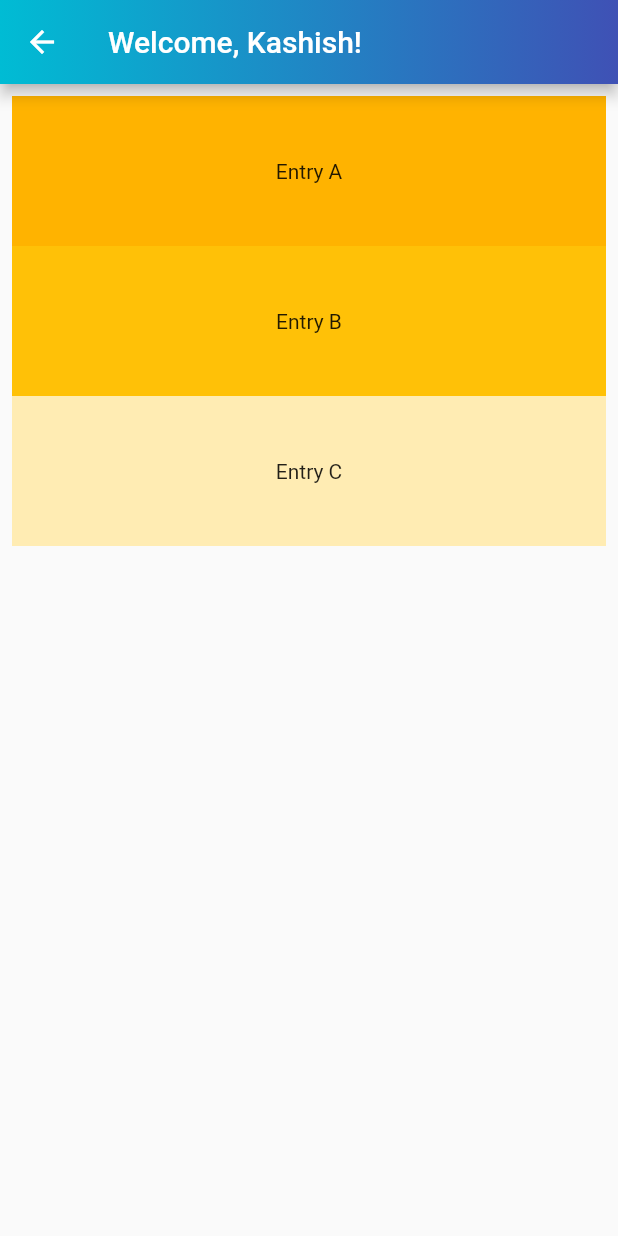
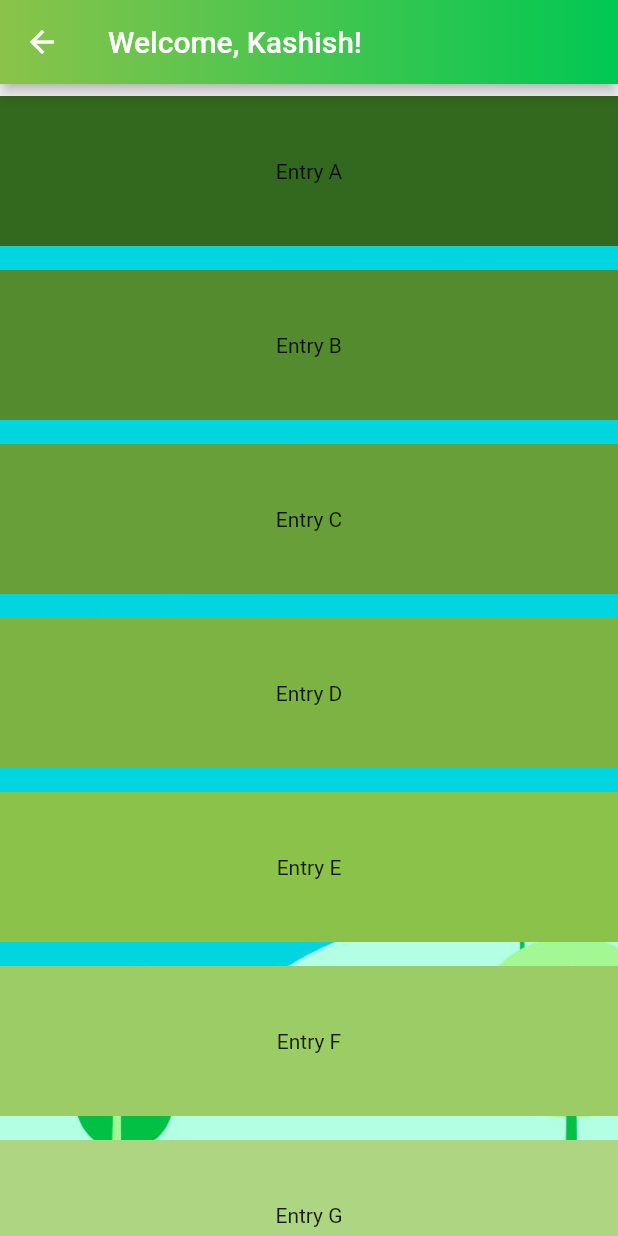
Before and after one commit to kashishmadan/GrasshopperX, a Flutter app: the HomeScreen screen opened directly, on a phone screen of 412 x 824 dp. Run offline on Flutter 3.47's test engine with Material 2 defaults, Android fonts, the phone set to English and light mode, and no system bars; our stand-ins replace gradient_app_bar.

Commit message:
Added list

```diff
--- a/lib/homescreen.dart
+++ b/lib/homescreen.dart
@@ -11,28 +11,76 @@ class _HomeScreenState extends State<HomeScreen> {
     return new Scaffold(
       appBar: GradientAppBar(
         title: Text('Welcome, Kashish!'),
-        backgroundColorStart: Colors.cyan,
-        backgroundColorEnd: Colors.indigo,
+        backgroundColorStart: Colors.lightGreen,
+        backgroundColorEnd: Colors.greenAccent[700],
       ),
-      body: ListView(
-        padding: const EdgeInsets.all(8),
+      body: Container(
+        decoration: new BoxDecoration(
+          image: DecorationImage(
+           image: ExactAssetImage('images/home_image_grasshopperx.jpeg'),
+          )
+        ),
+        child: ListView(
+
           children: <Widget>[
-          Container(
+            Padding(
+              padding: const EdgeInsets.symmetric(vertical: 8.0, horizontal: 0.0),
+              child: Container(
                 height: 100,
-            color: Colors.amber[600],
+                color: Colors.lightGreen[900],
                 child: const Center(child: Text('Entry A')),
               ),
-          Container(
+            ),
+            Padding(
+              padding: const EdgeInsets.symmetric(vertical: 8.0, horizontal: 0.0),
+              child: Container(
                 height: 100,
-            color: Colors.amber[500],
+                color: Colors.lightGreen[800],
                 child: const Center(child: Text('Entry B')),
               ),
-          Container(
+            ),
+            Padding(
+              padding: const EdgeInsets.symmetric(vertical: 8.0,horizontal: 0.0),
+              child: Container(
                 height: 100,
-            color: Colors.amber[100],
+                color: Colors.lightGreen[700],
                 child: const Center(child: Text('Entry C')),
               ),
+            ),
+            Padding(
+              padding: const EdgeInsets.symmetric(vertical: 8.0, horizontal: 0.0),
+              child: Container(
+                height: 100,
+                color: Colors.lightGreen[600],
+                child: const Center(child: Text('Entry D')),
+              ),
+            ),
+            Padding(
+              padding: const EdgeInsets.symmetric(vertical: 8.0, horizontal: 0.0),
+              child: Container(
+                height: 100,
+                color: Colors.lightGreen[500],
+                child: const Center(child: Text('Entry E')),
+              ),
+            ),
+            Padding(
+              padding: const EdgeInsets.symmetric(vertical: 8.0, horizontal: 0.0),
+              child: Container(
+                height: 100,
+                color: Colors.lightGreen[400],
+                child: const Center(child: Text('Entry F')),
+              ),
+            ),
+            Padding(
+              padding: const EdgeInsets.symmetric(vertical: 8.0, horizontal: 0.0),
+              child: Container(
+                height: 100,
+                color: Colors.lightGreen[300],
+                child: const Center(child: Text('Entry G')),
+              ),
+            ),
           ],
+        ),
       ),
     );
   }
--- a/lib/main.dart
+++ b/lib/main.dart
@@ -7,10 +7,10 @@ void main() {
           debugShowCheckedModeBanner: false,
           title: "",
           home: SplashScreen(),
-        //  routes: <String, WidgetBuilder>{
-     // '/HomeScreen': (BuildContext context) => new HomeScreen()
-   //   }
-      )
+        routes: <String, WidgetBuilder>{
+      '/HomeScreen': (BuildContext context) => new HomeScreen()
+     }
+      ),
   );
 }
 class SplashScreen extends StatefulWidget{
```
Also changed, not shown: 1 other file. Lines whose indentation alone changed are shown as unchanged.
